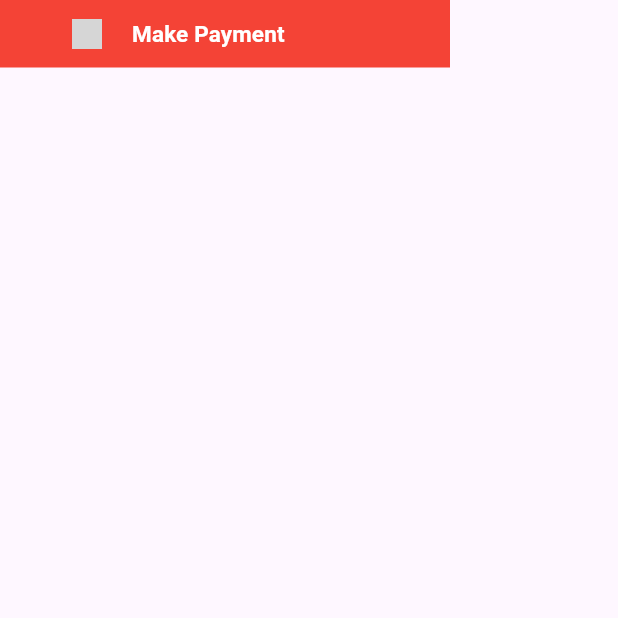
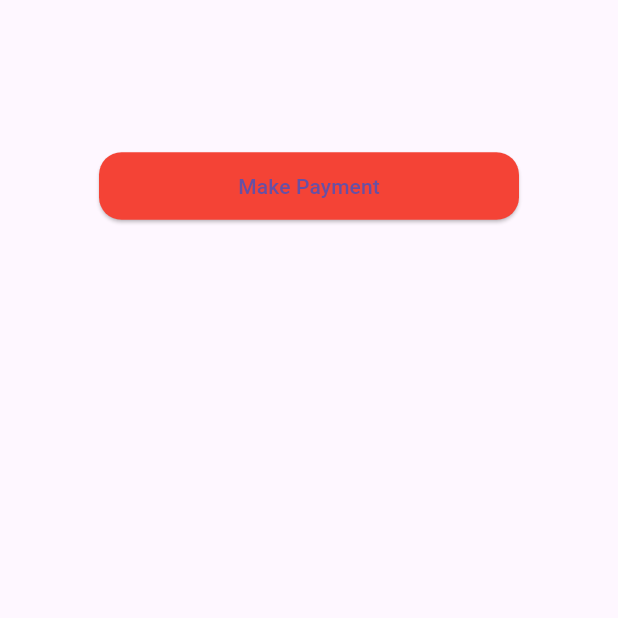
Before and after one commit to basanthraj15/food-delivery-app, a Flutter app: the PaymentScreen screen opened directly, on a phone screen of 412 x 824 dp, the top half of it. Run offline on Flutter 3.47's test engine with Material 3 defaults, Android fonts, the phone set to English and light mode, and no system bars; our stand-ins replace email_validator, hive, hive_flutter, pinput; accounts and stored records are empty; grey boxes are pictures that could not be loaded.

```diff
--- a/lib/Pages/PaymentScreen.dart
+++ b/lib/Pages/PaymentScreen.dart
@@ -7,43 +7,34 @@ class PaymentScreen extends StatelessWidget {
   @override
   Widget build(BuildContext context) {
     return Scaffold(
-      body: SafeArea(
-        child: Container(
-          height: 45,
-          width: 300,
-          color: Colors.red,
-          child: Row(
-            children: [
-              Padding(
-                padding: const EdgeInsets.all(8.0),
-                child: Padding(
-                  padding: const EdgeInsets.only(left: 40.0),
-                  child: Image.asset(
-                    'assets/lock.png',
-                    height: 20,
-                  ),
-                ),
+        body: SafeArea(
+            child: Container(
+      height: 300,
+      alignment: Alignment.center,
+      padding: EdgeInsets.all(20),
+      child: Column(
+        children: [
+          const SizedBox(
+            height: 80,
+          ),
+          ElevatedButton(
+            onPressed: () {
+              Navigator.push(
+                  context,
+                  MaterialPageRoute(builder: (context) => HomePage()),
+                );
+            },
+            child: Text("Make Payment"),
+            style: ElevatedButton.styleFrom(
+              fixedSize: Size(280, 45),
+              backgroundColor: Colors.red,
+              shape: RoundedRectangleBorder(
+                borderRadius: BorderRadius.circular(15),
               ),
-              TextButton(
-                  onPressed: () async {
-                    /* Navigator.push(
-                                    context,
-                                    MaterialPageRoute(
-                                        builder: (context) =>
-                                            const VerifyNumber()),
-                                  ); */
-                  },
-                  child: Text(
-                    'Make Payment',
-                    style: TextStyle(
-                        fontSize: 15,
-                        color: Colors.white,
-                        fontWeight: FontWeight.w700),
-                  )),
-            ],
+            ),
           ),
-        ),
+        ],
       ),
-    );
+    )));
   }
 }
```
